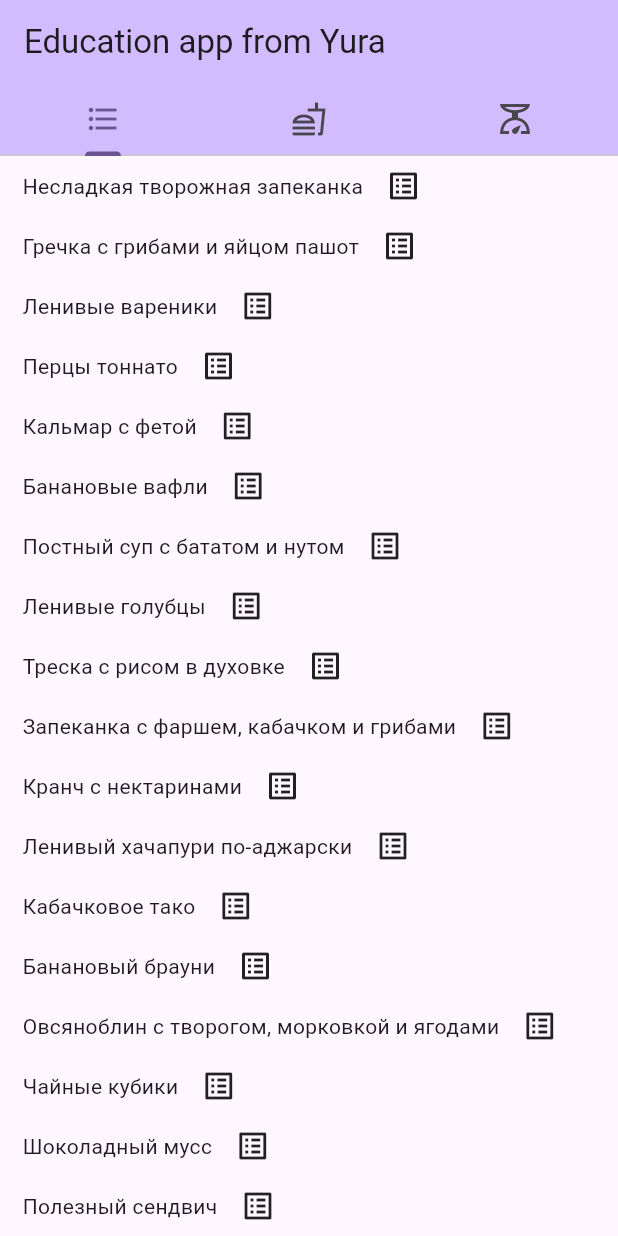
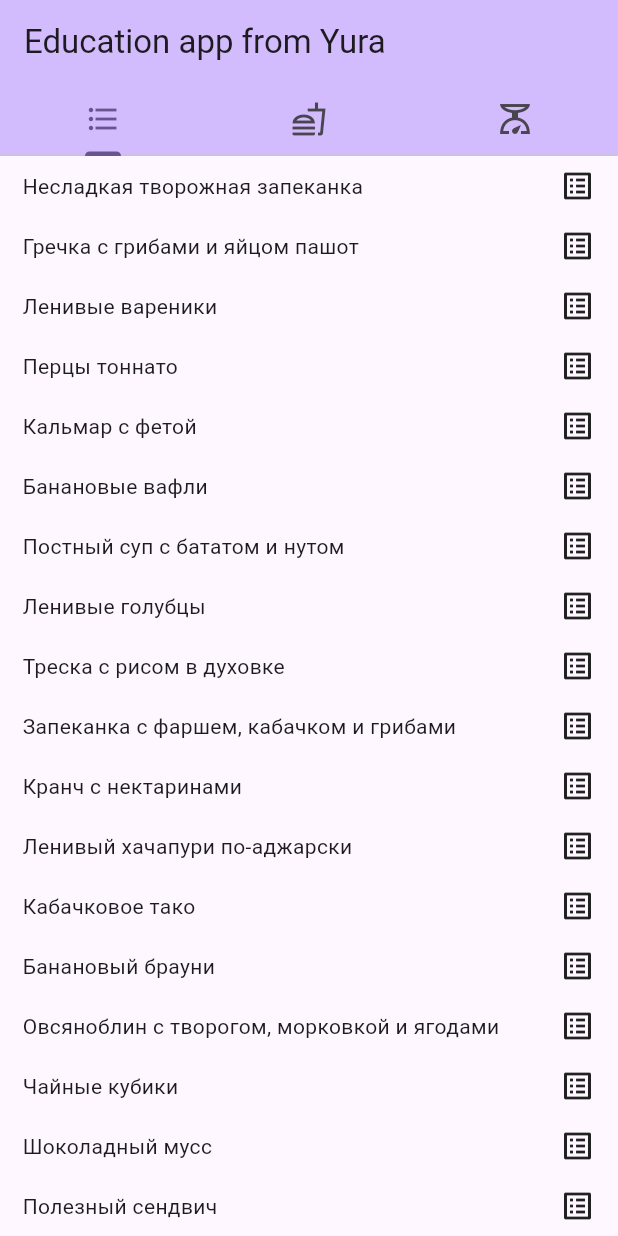
Before and after one commit to LudaVV/potions, a Flutter app: the screen it shows after launch, on a phone screen of 412 x 824 dp. Run offline on Flutter 3.47's test engine with Material 3 defaults, Android fonts, the phone set to English and light mode, and no system bars.

Commit message:
add Expaded to recipe name
теперь название переносится и расширилось

```diff
--- a/lib/screen/Recipes.dart
+++ b/lib/screen/Recipes.dart
@@ -37,6 +37,7 @@ class RecipeView extends StatelessWidget {
           height: 40.0,
           child: Row (
             children: [
+              Expanded(child:
               GestureDetector (
                 onTap: () {
                   Navigator.push(
@@ -45,9 +46,13 @@ class RecipeView extends StatelessWidget {
                   );
                   print ('I am tapped: ${recipe}');
                 },
-                child: Text (recipe.title),
+
+                //child: Expanded(
+
+                  child: Text (recipe.title, softWrap: true,),
+              //),
+              )
               ),
-
               SizedBox(width: 15),
               Icon(Icons.list_alt_outlined),
             ],
```
